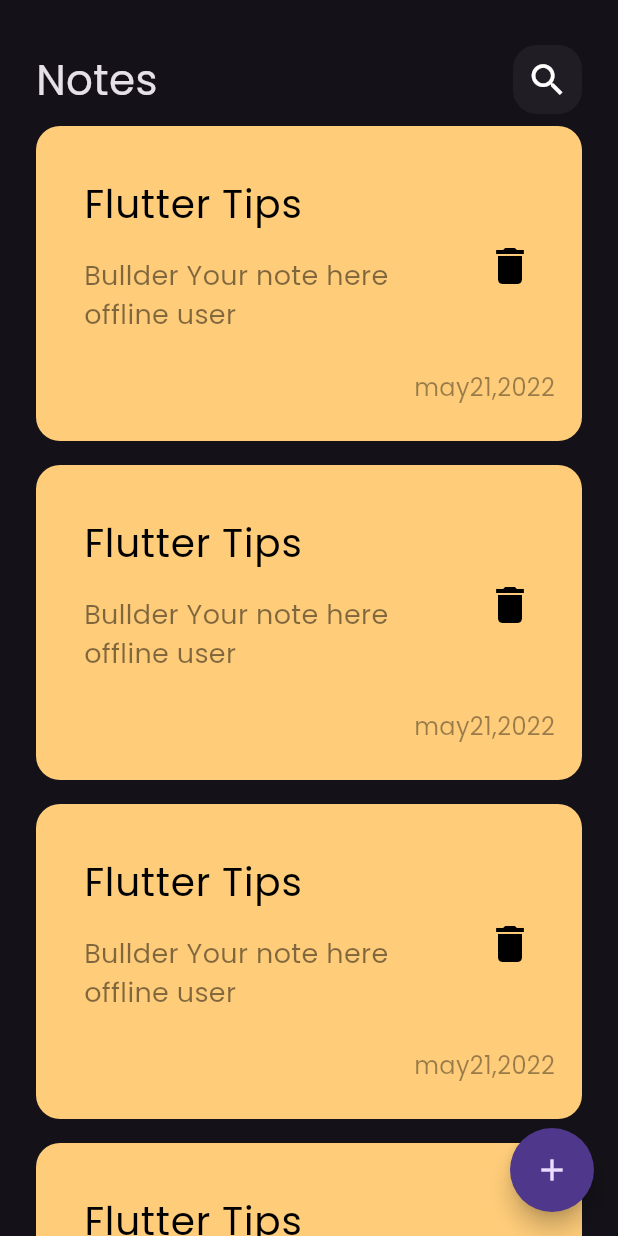
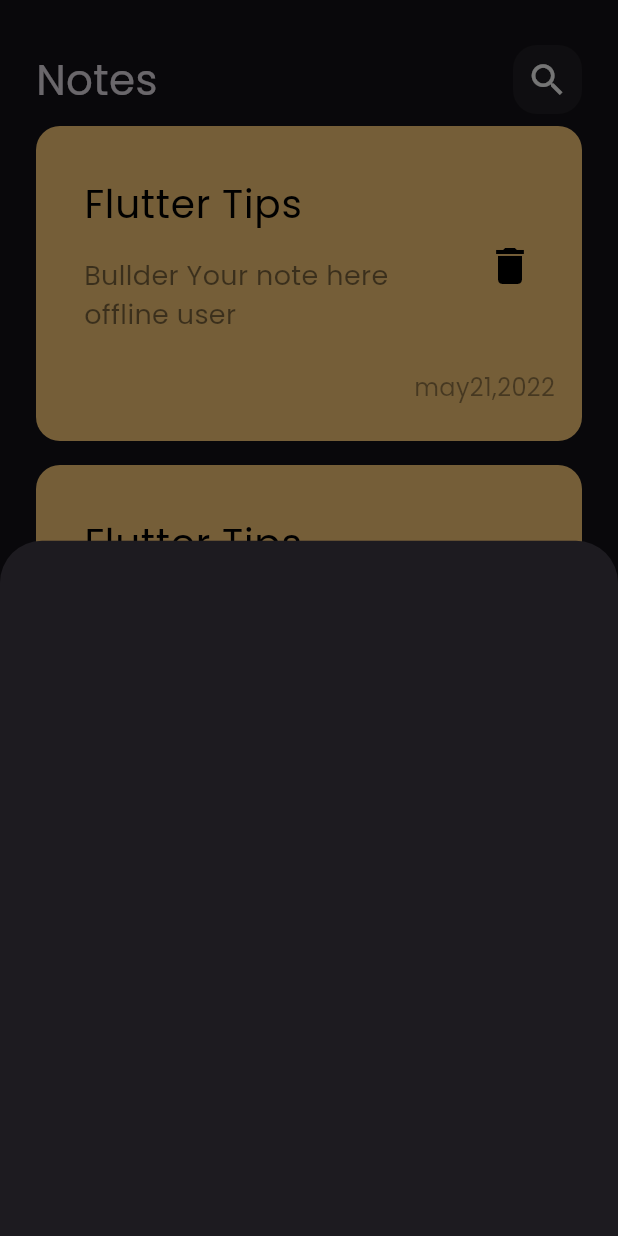
Before and after one commit to FlipKing037/Nodes-App, a Flutter app: the screen it shows after launch, after a tap on the "add" icon, on a phone screen of 412 x 824 dp. Run offline on Flutter 3.47's test engine with Material 3 defaults, Android fonts, the phone set to English and light mode, and no system bars.

Commit message:
add show model bottom sheet

```diff
--- a/lib/views/notes_view.dart
+++ b/lib/views/notes_view.dart
@@ -1,4 +1,5 @@
 import 'package:flutter/material.dart';
+import 'package:notes_app/views/widget/add_show_modal_bottom_sheet.dart';
 import 'package:notes_app/views/widget/notes_view_body.dart';
 
 class NotesView extends StatelessWidget {
@@ -8,9 +9,15 @@ class NotesView extends StatelessWidget {
   Widget build(BuildContext context) {
     return Scaffold(
       floatingActionButton: FloatingActionButton(
-        onPressed: () {},
+        onPressed: () {
+          showModalBottomSheet(
+              context: context,
+              builder: ((context) {
+                return const AddNoteBottomSheet();
+              }));
+        },
+        shape: RoundedRectangleBorder(borderRadius: BorderRadius.circular(50)),
         child: const Icon(Icons.add),
-        shape: RoundedRectangleBorder(borderRadius: BorderRadius.circular(50)),
       ),
       body: const NotesViewBody(),
     );
--- /dev/null
+++ b/lib/views/widget/add_show_modal_bottom_sheet.dart
@@ -0,0 +1,10 @@
+import 'package:flutter/material.dart';
+
+class AddNoteBottomSheet extends StatelessWidget {
+  const AddNoteBottomSheet({super.key});
+
+  @override
+  Widget build(BuildContext context) {
+    return Container();
+  }
+}
```
